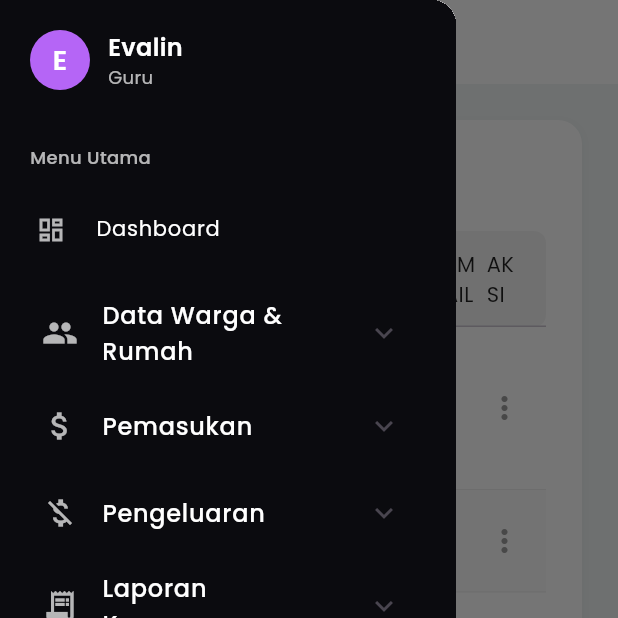
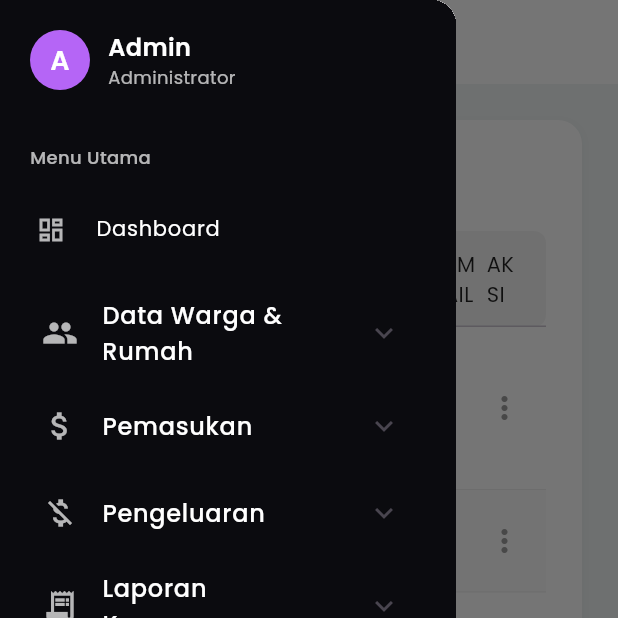
Before and after one commit to Ruphasa/Pentagram, a Flutter app: the DaftarChannelPage screen opened directly, with the side drawer open, on a phone screen of 412 x 824 dp, the top half of it. Run offline on Flutter 3.47's test engine with Material 3 defaults, Android fonts, the phone set to English and light mode, and no system bars; our stand-ins replace fl_chart, google_fonts.

Commit message:
Fix: minor fix on sidebar text

```diff
--- a/lib/page/sidebar/side_menu_page.dart
+++ b/lib/page/sidebar/side_menu_page.dart
@@ -161,7 +161,7 @@ class _SideMenuHeader extends StatelessWidget {
             radius: 20,
             backgroundColor: _kPurple,
             child: Text(
-              'E',
+              'A',
               style: TextStyle(
                 color: Colors.white,
                 fontSize: 18,
@@ -176,7 +176,7 @@ class _SideMenuHeader extends StatelessWidget {
               mainAxisSize: MainAxisSize.min,
               children: [
                 Text(
-                  'Evalin',
+                  'Admin',
                   style: TextStyle(
                     color: _kText,
                     fontSize: 16,
@@ -184,7 +184,7 @@ class _SideMenuHeader extends StatelessWidget {
                   ),
                 ),
                 Text(
-                  'Guru',
+                  'Administrator',
                   style: TextStyle(
                     color: _kTextMuted,
                     fontSize: 12,
```
